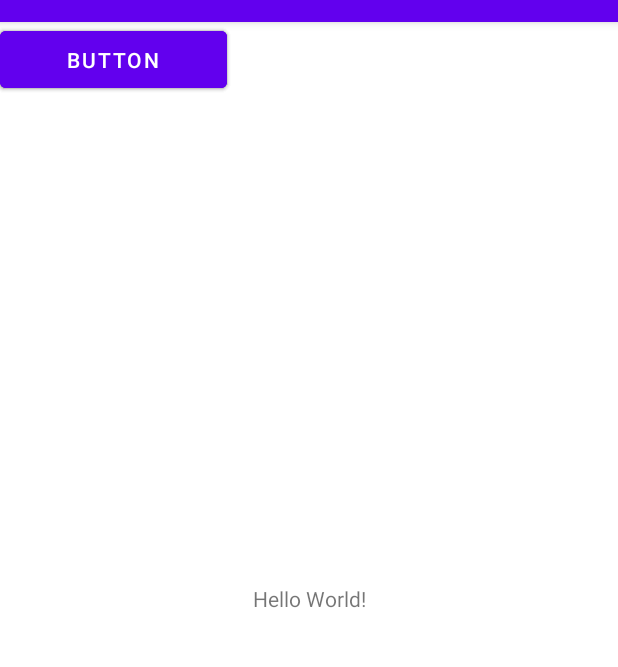
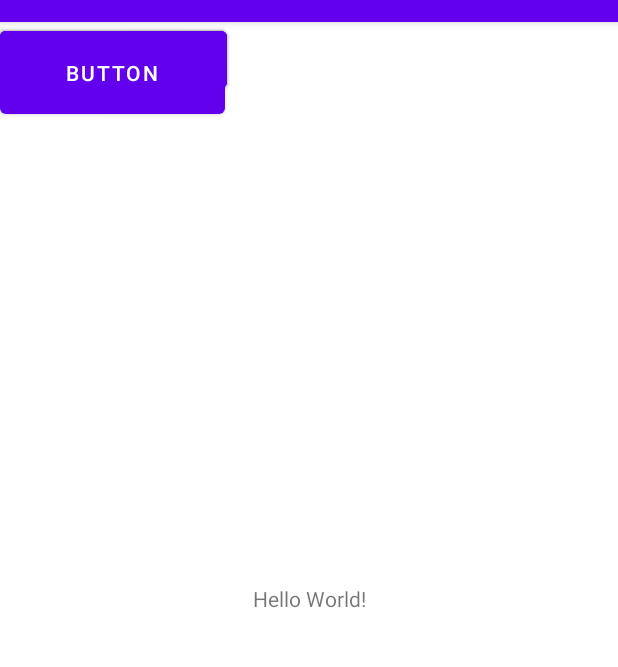
Before and after one commit to Alcrew/LoveIs, an Android app: the screen it shows after launch (MainActivity), on a phone screen of 412 x 824 dp, the part 62-729 px from its top. Run offline under Robolectric (Android 15) with nearby library versions, the phone set to English and light mode, and no system bars.

Commit message:
mal bооkv

```diff
--- a/app/src/main/res/layout/activity_main.xml
+++ b/app/src/main/res/layout/activity_main.xml
@@ -39,4 +39,12 @@
         tools:layout_editor_absoluteX="127dp"
         tools:layout_editor_absoluteY="428dp" />
 
+    <Button
+        android:id="@+id/button4"
+        android:layout_width="150dp"
+        android:layout_height="67dp"
+        android:text="Button"
+        tools:layout_editor_absoluteX="128dp"
+        tools:layout_editor_absoluteY="223dp" />
+
 </androidx.constraintlayout.widget.ConstraintLayout>
```
